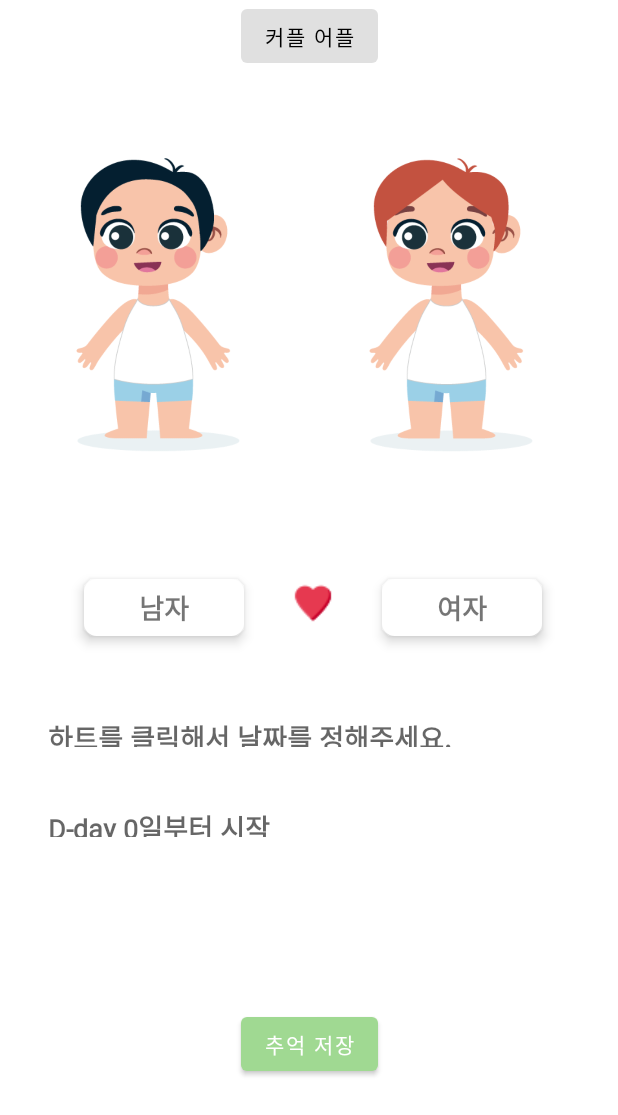
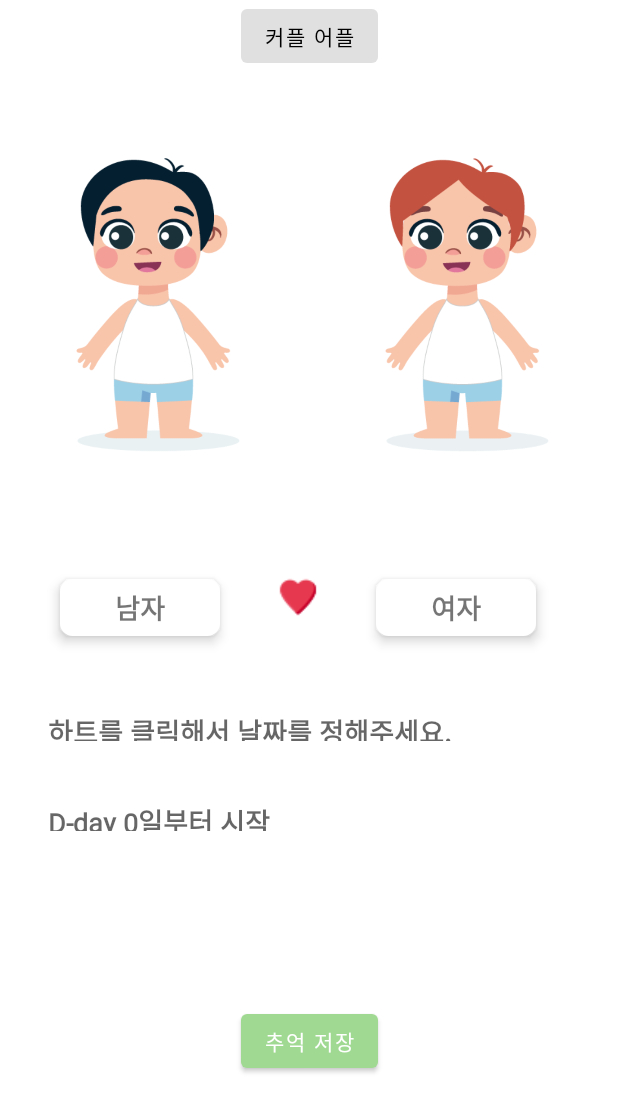
Before and after one commit to heoheo1/CharacterProject, an Android app: the screen it shows after launch (MainActivity), on a phone screen of 412 x 824 dp. Shown: the top 1115 px of the screen. Run offline under Robolectric (Android 15) with nearby library versions, the phone set to English and light mode, and no system bars.

Commit message:
완려 커플어플

```diff
--- a/app/src/main/res/layout/activity_intro.xml
+++ b/app/src/main/res/layout/activity_intro.xml
@@ -8,8 +8,8 @@
 
     <ImageView
         android:id="@+id/intro_img"
-        android:layout_width="wrap_content"
-        android:layout_height="wrap_content"
+        android:layout_width="393dp"
+        android:layout_height="501dp"
         app:layout_constraintBottom_toBottomOf="parent"
         app:layout_constraintEnd_toEndOf="parent"
         app:layout_constraintStart_toStartOf="parent"
--- a/app/src/main/res/layout/activity_main.xml
+++ b/app/src/main/res/layout/activity_main.xml
@@ -59,46 +59,51 @@
 
     <ImageView
         android:id="@+id/simple_CharWoman"
-        android:layout_marginLeft="10dp"
+        android:layout_marginLeft="0dp"
         android:layout_width="185dp"
         android:layout_height="270dp"
         android:layout_marginTop="20dp"
+        app:layout_constraintRight_toRightOf="parent"
         android:src="@drawable/simple_char"
         app:layout_constraintLeft_toRightOf="@+id/simple_CharMan"
         app:layout_constraintTop_toBottomOf="@+id/btn_update" />
 
     <ImageView
         android:id="@+id/woman_hair"
-        android:layout_marginLeft="10dp"
+        android:layout_marginLeft="0dp"
         android:layout_width="185dp"
         android:layout_height="270dp"
         android:layout_marginTop="20dp"
+        app:layout_constraintRight_toRightOf="parent"
         app:layout_constraintLeft_toRightOf="@+id/man_hair"
         app:layout_constraintTop_toBottomOf="@+id/btn_update" />
     <ImageView
         android:id="@+id/woman_clothes"
-        android:layout_marginLeft="10dp"
+        android:layout_marginLeft="0dp"
         android:layout_width="185dp"
         android:layout_height="270dp"
         android:layout_marginTop="20dp"
+        app:layout_constraintRight_toRightOf="parent"
         app:layout_constraintLeft_toRightOf="@+id/man_clothes"
         app:layout_constraintTop_toBottomOf="@+id/btn_update" />
 
     <ImageView
         android:id="@+id/woman_shoes"
-        android:layout_marginLeft="10dp"
+        android:layout_marginLeft="0dp"
         android:layout_width="185dp"
         android:layout_height="270dp"
         android:layout_marginTop="20dp"
+        app:layout_constraintRight_toRightOf="parent"
         app:layout_constraintLeft_toRightOf="@+id/man_shoes"
         app:layout_constraintTop_toBottomOf="@+id/btn_update" />
 
     <ImageView
         android:id="@+id/woman_Accessories"
-        android:layout_marginLeft="10dp"
+        android:layout_marginLeft="0dp"
         android:layout_width="185dp"
         android:layout_height="270dp"
         android:layout_marginTop="20dp"
+        app:layout_constraintRight_toRightOf="parent"
         app:layout_constraintLeft_toRightOf="@+id/man_Accessories"
         app:layout_constraintTop_toBottomOf="@+id/btn_update" />
 
@@ -107,8 +112,8 @@
         android:id="@+id/char_man"
         android:layout_width="wrap_content"
         android:layout_height="wrap_content"
-        android:layout_marginStart="56dp"
-        android:layout_marginLeft="56dp"
+        android:layout_marginStart="40dp"
+        android:layout_marginLeft="40dp"
         android:layout_marginTop="48dp"
         android:background="@drawable/edt_color"
         android:textSize="18dp"
@@ -129,20 +134,22 @@
         android:id="@+id/char_Woman"
         android:layout_width="wrap_content"
         android:layout_height="wrap_content"
-        android:layout_marginStart="30dp"
-        android:layout_marginLeft="30dp"
+        android:layout_marginStart="36dp"
+        android:layout_marginLeft="36dp"
+        android:layout_marginRight="40dp"
         android:layout_marginTop="48dp"
         android:background="@drawable/edt_color"
-        android:textSize="18dp"
-        android:textStyle="bold"
-        android:fontFamily="@font/cafe24_oneprettynight"
         android:elevation="5dp"
         android:ems="5"
+        android:fontFamily="@font/cafe24_oneprettynight"
         android:gravity="center"
         android:maxEms="5"
         android:padding="5dp"
         android:singleLine="true"
         android:text="여자"
+        android:textSize="18dp"
+        android:textStyle="bold"
+        app:layout_constraintRight_toRightOf="parent"
         app:layout_constraintStart_toEndOf="@+id/datePicker"
         app:layout_constraintTop_toBottomOf="@+id/simple_CharWoman" />
 
@@ -150,9 +157,9 @@
         android:id="@+id/datePicker"
         android:layout_width="wrap_content"
         android:layout_height="wrap_content"
-        android:layout_marginStart="30dp"
-        android:layout_marginLeft="30dp"
-        android:layout_marginTop="48dp"
+        android:layout_marginStart="36dp"
+        android:layout_marginLeft="36dp"
+        android:layout_marginTop="44dp"
         android:background="@drawable/love"
         app:layout_constraintStart_toEndOf="@+id/char_man"
         app:layout_constraintTop_toBottomOf="@+id/simple_CharMan" />
--- a/app/src/main/res/layout/activity_save.xml
+++ b/app/src/main/res/layout/activity_save.xml
@@ -15,6 +15,7 @@
         android:background="@drawable/button_corners2"
         app:layout_constraintTop_toTopOf="parent"
         app:layout_constraintLeft_toLeftOf="parent"
+        app:layout_constraintRight_toRightOf="parent"
         />
 
 
```
Also changed, not shown: app/src/main/res/layout/activity_man.xml (+9 -7 lines), app/src/main/res/layout/activity_woman.xml (+10 -9 lines), app/src/main/res/layout/card_view.xml (+3 -6 lines).
